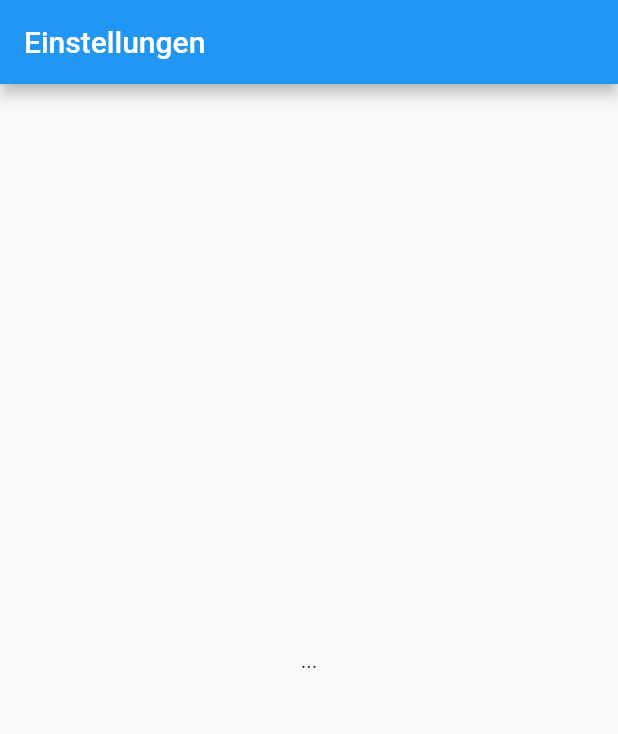
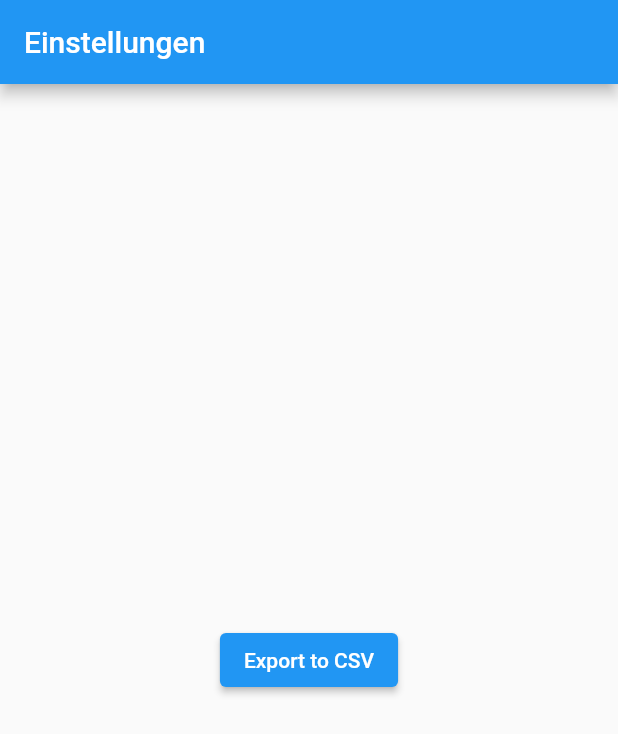
Before and after one commit to coodoo-io/geburtstags-app, a Flutter app: the SettingsScreen screen opened directly, on a phone screen of 412 x 824 dp. Shown: the top 734 px of the screen. Run offline on Flutter 3.47's test engine with Material 2 defaults, Android fonts, the phone set to English and light mode, and no system bars; our stand-ins replace clock, csv, permission_handler; missing offline and left inert: android_external_storage.

Commit message:
adding complete file export and async view handling

```diff
--- a/lib/models/birthday.dart
+++ b/lib/models/birthday.dart
@@ -7,5 +7,21 @@ class Birthday {
   final String? profileImage;
   final String? notes;
 
-  const Birthday({required this.name, required this.date, this.profileImage, this.notes});
+  const Birthday(
+      {required this.name, required this.date, this.profileImage, this.notes});
+
+  Birthday.fromJson(Map<String, dynamic> json)
+      : name = json['name'],
+        date = DateTime.fromMillisecondsSinceEpoch(json['createdAt']),
+        profileImage = json['profileImage'] ?? '',
+        notes = json['notes'] ?? '';
+
+  Map<String, dynamic> toJson() {
+    return {
+      'name': name,
+      'date': date.millisecondsSinceEpoch.toString(),
+      'profileImage': profileImage ?? '',
+      'notes': notes ?? ''
+    };
+  }
 }
--- a/lib/screens/settings/settings.screen.dart
+++ b/lib/screens/settings/settings.screen.dart
@@ -1,4 +1,5 @@
 import 'package:flutter/material.dart';
+import 'package:geburtstags_app/utils/file.util.dart';
 
 class SettingsScreen extends StatelessWidget {
   const SettingsScreen({Key? key}) : super(key: key);
@@ -7,7 +8,14 @@ class SettingsScreen extends StatelessWidget {
   Widget build(BuildContext context) {
     return Scaffold(
       appBar: AppBar(title: const Text("Einstellungen")),
-      body: const Center(child: Text("...")),
+      body: Center(
+        child: ElevatedButton(
+          onPressed: () {
+            FileUtil().exportCSV();
+          },
+          child: const Text("Export to CSV"),
+        ),
+      ),
     );
   }
 }
--- a/pubspec.yaml
+++ b/pubspec.yaml
@@ -12,6 +12,10 @@ dependencies:
   intl: ^0.17.0
   provider: ^6.0.2
   clock: ^1.1.0
+  csv: ^5.0.1
+  path_provider: ^2.0.9
+  permission_handler: ^9.2.0
+  android_external_storage: ^0.1.0
 
 dev_dependencies:
   flutter_lints: ^1.0.0
```
Also changed, not shown: lib/repositories/birthday.repo.dart (+5 -2 lines), lib/screens/birthday/birthdays.screen.dart (+14 -2 lines), lib/utils/file.util.dart (added, +100 -0 lines), pubspec.lock, 9 other files.
